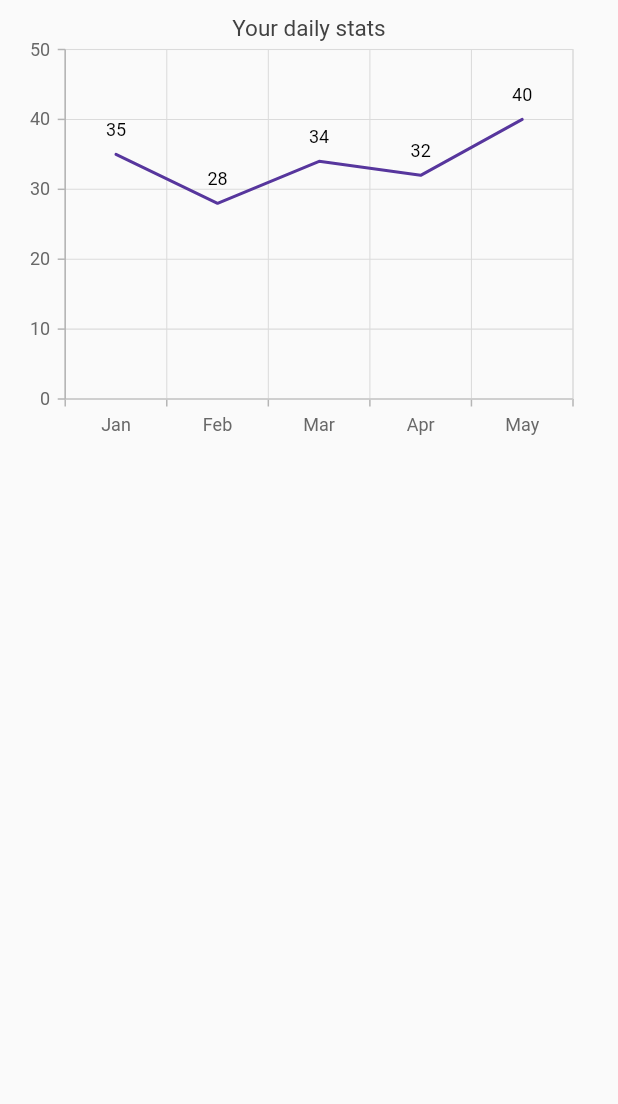
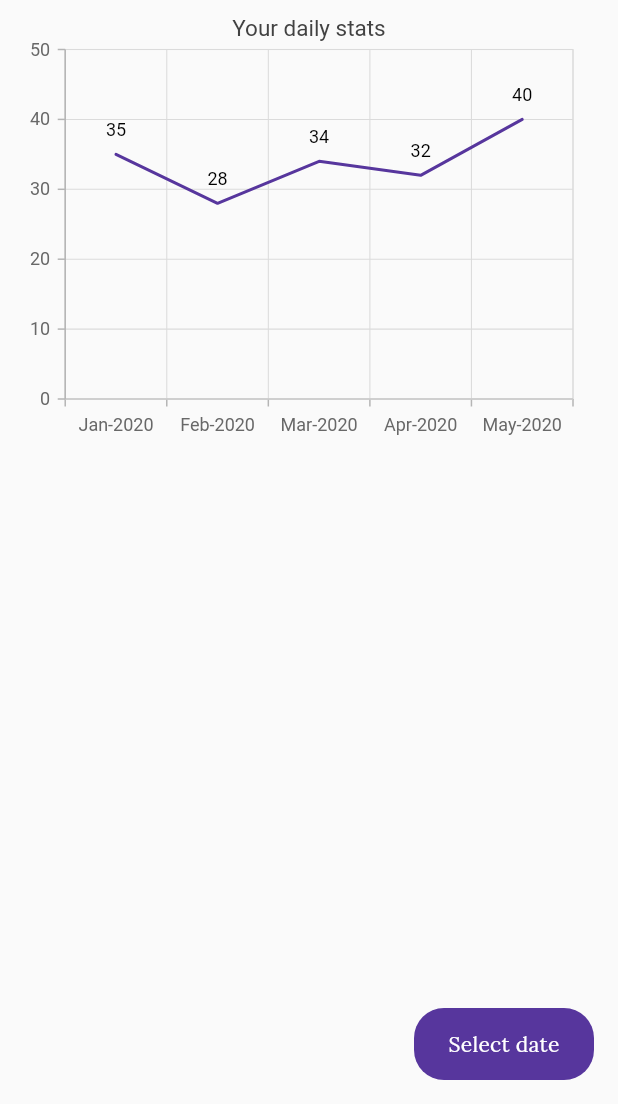
Before and after one commit to osamaasifoak/Stabilizing-Spoon, a Flutter app: the HomeScreen screen opened by its route, on a phone screen of 412 x 824 dp, the part 132-1236 px from its top. Run offline on Flutter 3.47's test engine with Material 2 defaults, Android fonts, the phone set to English and light mode, and no system bars; our stand-ins replace file_picker, firebase_auth, firebase_core, firebase_storage, google_fonts, month_picker_dialog and 2 more; missing offline and left inert: owesome_validator; accounts and stored records are empty; network calls fail.

Commit message:
date format in progress

```diff
--- a/lib/constants/strings/string_constants.dart
+++ b/lib/constants/strings/string_constants.dart
@@ -1,16 +1,20 @@
 class StringConstant {
   static const String react = "React";
   static const String eatingPartner = "You're eating partner";
-  static const String onboarding_1 = "Now don’t be sad about how to eat with your shaking hand.";
-  static const String onboarding_2 = "We are here to help you because  we understand your problem.";
-  static const String onboarding_3 = "We are here to maintain your record, So check your stats on one click.";
+  static const String onboarding_1 =
+      "Now don’t be sad about how to eat with your shaking hand.";
+  static const String onboarding_2 =
+      "We are here to help you because  we understand your problem.";
+  static const String onboarding_3 =
+      "We are here to maintain your record, So check your stats on one click.";
   static const String login = "Login";
+  static const String selectDate = "Select date";
   static const String saveChanges = "Save Changes";
   static const String signup = "Sign Up";
-    static const String email = "Email";
-    static const String password = "Password";
-    static const String resetPassword = "Reset Password";
-   static const String forgotPassword = "Forgot Password?";
+  static const String email = "Email";
+  static const String password = "Password";
+  static const String resetPassword = "Reset Password";
+  static const String forgotPassword = "Forgot Password?";
   static const String continueText = "Continue";
   static const String cart = "Cart";
   static const String gettingStarted = "Get Started";
--- a/lib/main.dart
+++ b/lib/main.dart
@@ -44,7 +44,7 @@ class _SplashScreenState extends State<SplashScreen> {
   @override
   void initState() {
     super.initState();
-    FirebaseServices().signOut();
+    // FirebaseServices().signOut();
     Future.delayed(Duration(seconds: 3), () {
       if (user != null) {
         Navigator.pushNamed(context, RouteConstants.homeScreen);
--- a/lib/views/home.dart
+++ b/lib/views/home.dart
@@ -1,4 +1,6 @@
 import 'package:flutter/material.dart';
+import 'package:month_picker_dialog/month_picker_dialog.dart';
+import 'package:react/components/button_component.dart';
 import 'package:react/components/text_component.dart';
 import 'package:react/constants/colors/colors_constants.dart';
 import 'package:react/constants/routes/routes_constants.dart';
@@ -6,6 +8,7 @@ import 'package:react/constants/strings/string_constants.dart';
 import 'package:react/constants/styles/font_styles_constants.dart';
 import 'package:react/uiUtils/size_config.dart';
 import 'package:syncfusion_flutter_charts/charts.dart';
+import 'package:intl/intl.dart';
 
 class HomeScreen extends StatefulWidget {
   @override
@@ -13,13 +16,31 @@ class HomeScreen extends StatefulWidget {
 }
 
 class _HomeScreenState extends State<HomeScreen> {
+  DateTime selectedDate = new DateTime.now();
   List<_SalesData> data = [
-    _SalesData('Jan', 35),
-    _SalesData('Feb', 28),
-    _SalesData('Mar', 34),
-    _SalesData('Apr', 32),
-    _SalesData('May', 40)
+    _SalesData('Jan-2020', 35),
+    _SalesData('Feb-2020', 28),
+    _SalesData('Mar-2020', 34),
+    _SalesData('Apr-2020', 32),
+    _SalesData('May-2020', 40)
   ];
+  Future<Null> _selectDate(BuildContext context) async {
+    showMonthPicker(
+      context: context,
+      firstDate: DateTime(DateTime.now().year - 1, 5),
+      lastDate: DateTime(DateTime.now().year + 1, 9),
+      initialDate: selectedDate,
+      locale: Locale("en"),
+    ).then((date) {
+      if (date != null) {
+        setState(() {
+          selectedDate = DateFormat('yyyy-MM').format(date.toString());
+        });
+        print(selectedDate);
+      }
+    });
+  }
+
   @override
   Widget build(BuildContext context) {
     SizeConfig().init(context);
@@ -83,6 +104,9 @@ class _HomeScreenState extends State<HomeScreen> {
                     dataLabelSettings: DataLabelSettings(isVisible: true))
               ],
             ),
+            SizedBox(
+              height: 24,
+            ),
             // Padding(
             //   padding: const EdgeInsets.all(8.0),
             //   //Initialize the spark charts widget
@@ -103,6 +127,22 @@ class _HomeScreenState extends State<HomeScreen> {
           ]),
         ),
       ),
+      floatingActionButton: SizedBox(
+        width: 120,
+        child: ButtonComponent(
+          onPressed: () async {
+            _selectDate(context);
+          },
+          buttonText: StringConstant.selectDate,
+          color: ColorConstant.purple,
+          border: 20,
+          textStyle: FontStyles.loraCustomFonSizeAndWeight(
+              color: ColorConstant.white,
+              letterSpacing: 0.2,
+              fontWeight: FontWeight.w400,
+              fontSize: 14.0),
+        ),
+      ),
     );
   }
 }
--- a/pubspec.yaml
+++ b/pubspec.yaml
@@ -37,6 +37,9 @@ dependencies:
   owesome_validator: ^0.0.5
   shared_preferences: ^0.5.12+4
   syncfusion_flutter_charts: ^18.4.33
+  firebase_storage: ^5.2.0
+  file_picker: ^2.1.5
+  month_picker_dialog: ^0.3.3
 
 dev_dependencies:
   flutter_test:
```
Also changed, not shown: lib/views/profile.dart (+15 -2 lines), pubspec.lock, 1 other file.
